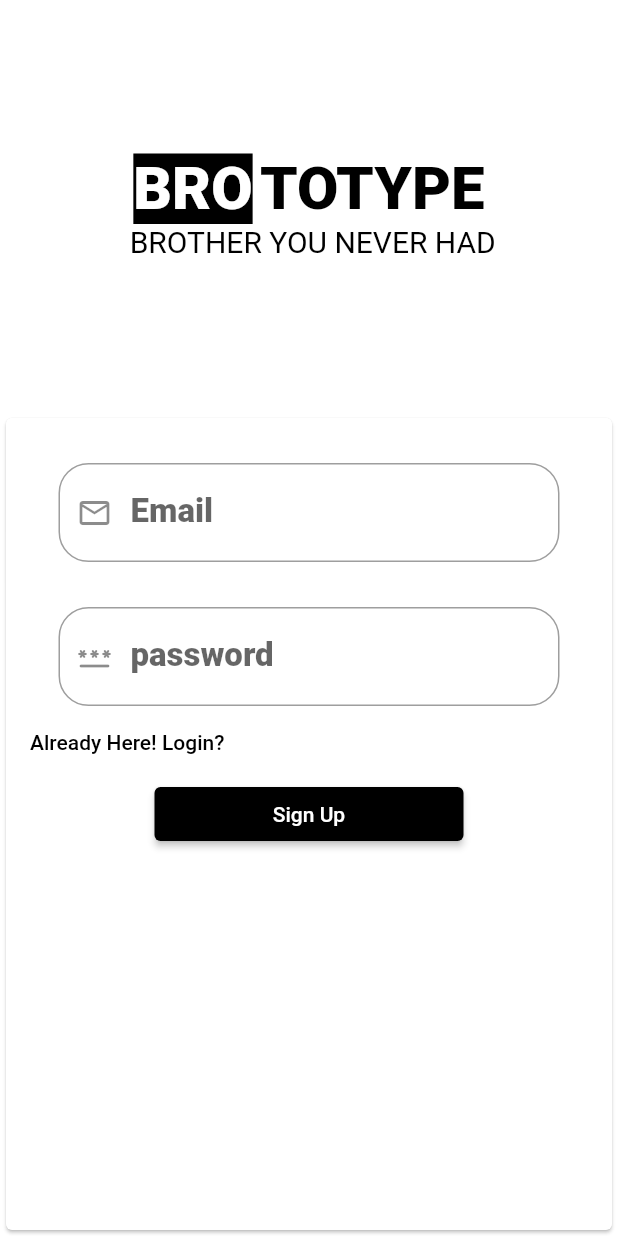
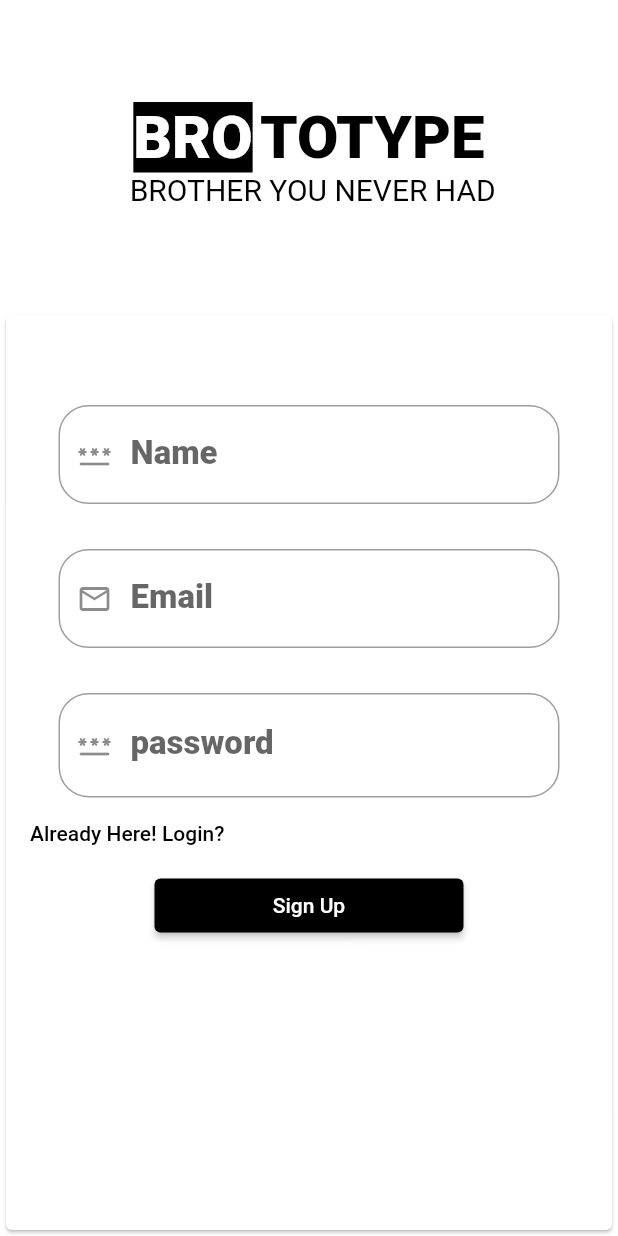
Before and after one commit to muhammedSalihT/Firebase_usermanagement, a Flutter app: the screen it shows after launch, after a tap on "New Here! Register?", on a phone screen of 412 x 824 dp. Run offline on Flutter 3.47's test engine with Material 2 defaults, Android fonts, the phone set to English and light mode, and no system bars; drawn by our look-alikes of animated_text_kit; our stand-ins replace cloud_firestore, firebase_auth, firebase_core; accounts and stored records are empty.

```diff
--- a/lib/authentication/viewmodel/auth.dart
+++ b/lib/authentication/viewmodel/auth.dart
@@ -1,5 +1,7 @@
 import 'package:flutter/material.dart';
 import 'package:firebase_auth/firebase_auth.dart';
+import 'package:login_firebase/login/view/signin_screen.dart';
+import 'package:login_firebase/routes/routes.dart';
 
 String? mainEmail;
 
@@ -33,6 +35,7 @@ class AuthProvider extends ChangeNotifier {
 
   Future<void> logOut() async {
     await fb.signOut();
+    RoutesManager.removeScreen(screen: const SignInScreen());
   }
 
   Future<String> signUp(String email, String password) async {
--- a/lib/home_screen/view/home_screen.dart
+++ b/lib/home_screen/view/home_screen.dart
@@ -2,6 +2,8 @@ import 'package:firebase_auth/firebase_auth.dart';
 import 'package:flutter/material.dart';
 import 'package:login_firebase/authentication/viewmodel/auth.dart';
 import 'package:login_firebase/login/view/signin_screen.dart';
+import 'package:login_firebase/login/viewmodel/signin_controller.dart';
+import 'package:login_firebase/register/viewmodel/signup_controller.dart';
 import 'package:login_firebase/widgets/text_form_widget.dart';
 import 'package:provider/provider.dart';
 import 'package:cloud_firestore/cloud_firestore.dart';
@@ -33,6 +35,8 @@ class HomeScreen extends StatelessWidget {
                 IconButton(
                     onPressed: () {
                       context.read<AuthProvider>().logOut();
+                      context.read<SigninController>().disposeMethod(context);
+                       context.read<SignUpController>().disposeMethod(context);
                     },
                     icon: const Icon(Icons.logout))
               ],
--- a/lib/login/view/signin_screen.dart
+++ b/lib/login/view/signin_screen.dart
@@ -1,5 +1,3 @@
-import 'dart:developer';
-
 import 'package:firebase_auth/firebase_auth.dart';
 import 'package:flutter/material.dart';
 import 'package:login_firebase/authentication/viewmodel/auth.dart';
@@ -12,48 +10,21 @@ import 'package:login_firebase/widgets/company_title.dart';
 import 'package:animated_text_kit/animated_text_kit.dart';
 import 'package:login_firebase/widgets/text_form_widget.dart';
 import 'package:provider/provider.dart';
+import '../viewmodel/signin_controller.dart';
 
-class SignInScreen extends StatefulWidget {
+class SignInScreen extends StatelessWidget {
   const SignInScreen({Key? key}) : super(key: key);
-
-  @override
-  State<SignInScreen> createState() => _SignInScreenState();
-}
-
-class _SignInScreenState extends State<SignInScreen> {
-  final TextEditingController _email = TextEditingController(),
-      _pass = TextEditingController();
-
-  @override
-  void dispose() {
-    log('message');
-    _email.dispose();
-    _pass.dispose();
-    super.dispose();
-  }
-
-  void signInHere(AuthProvider provider) async {
-    mainEmail = _email.text;
-    final msg = await provider.signIn(_email.text, _pass.text);
-    if (msg == "") {
-      return;
-    } else {
-      ScaffoldMessenger.of(context)
-          .showSnackBar(SnackBar(content: Text(msg.trim())));
-      log(msg);
-    }
-  }
 
   @override
   Widget build(BuildContext context) {
     final size = MediaQuery.of(context).size;
     final authProvider = context.watch<AuthProvider>();
-
     return StreamBuilder<User?>(
         stream: context.watch<AuthProvider>().stream(),
         builder: (context, snapshot) {
           if (!snapshot.hasData) {
-            return Column(
+            return Scaffold(
+              body: Column(
                 children: [
                   Container(
                     width: size.width,
@@ -94,7 +65,8 @@ class _SignInScreenState extends State<SignInScreen> {
                                 height: 60,
                               ),
                               TextFormWidget(
-                              controller: _email,
+                                controller:
+                                    context.read<SigninController>().email,
                                 label: "Email",
                                 hideData: false,
                                 hint: "ENTER YOUR EMAIL",
@@ -105,16 +77,18 @@ class _SignInScreenState extends State<SignInScreen> {
                                 height: 30,
                               ),
                               TextFormWidget(
-                              controller: _pass,
+                                controller:
+                                    context.read<SigninController>().pass,
                                 label: "password",
-                              hideData: false,
+                                hideData: context.read<SigninController>().hidePassword,
+                                suffixIcon:context.watch<SigninController>().onTap(),
                                 hint: "ENTER PASSWORD",
                                 icon: Icons.password_rounded,
                                 textType: TextInputType.name,
                               ),
                               Padding(
-                              padding:
-                                  const EdgeInsets.only(left: 8.0, right: 8.0),
+                                padding: const EdgeInsets.only(
+                                    left: 8.0, right: 8.0),
                                 child: Row(
                                   mainAxisAlignment:
                                       MainAxisAlignment.spaceBetween,
@@ -132,7 +106,8 @@ class _SignInScreenState extends State<SignInScreen> {
                                     TextButton(
                                         onPressed: () {},
                                         child: Text("Forget Password?",
-                                          style: TextStyle(color: blackColor))),
+                                            style:
+                                                TextStyle(color: blackColor))),
                                   ],
                                 ),
                               ),
@@ -146,7 +121,9 @@ class _SignInScreenState extends State<SignInScreen> {
                                       primary: Colors.black,
                                     ),
                                     onPressed: () {
-                                    signInHere(authProvider);
+                                      context
+                                          .read<SigninController>()
+                                          .signInHere(authProvider, context);
                                     },
                                     child: const Text("Sign In"),
                                   ),
@@ -158,6 +135,7 @@ class _SignInScreenState extends State<SignInScreen> {
                     ),
                   )
                 ],
+              ),
             );
           } else {
             return HomeScreen();
--- a/lib/login/viewmodel/signin_controller.dart
+++ b/lib/login/viewmodel/signin_controller.dart
@@ -1,7 +1,39 @@
-import 'package:flutter/cupertino.dart';
+import 'package:flutter/material.dart';
+import 'package:login_firebase/authentication/viewmodel/auth.dart';
 
-class SignupController with ChangeNotifier {
+class SigninController with ChangeNotifier {
+  bool hidePassword = true;
 
+  final email = TextEditingController();
+  final pass = TextEditingController();
 
+  void signInHere(AuthProvider provider, context) async {
+    final msg = await provider.signIn(email.text, pass.text);
+    if (msg == "") {
+      return;
+    } else {
+      ScaffoldMessenger.of(context).hideCurrentSnackBar();
+      ScaffoldMessenger.of(context)
+          .showSnackBar(SnackBar(content: Text(msg.trim())));
+    }
+  }
 
+  hideButton() {
+    hidePassword = !hidePassword;
+    notifyListeners();
+  }
+
+  Widget onTap() {
+    return InkWell(
+      onTap: hideButton,
+      child: hidePassword
+          ? const Icon(Icons.visibility_off)
+          : const Icon(Icons.visibility),
+    );
+  }
+
+  void disposeMethod(context) {
+    email.clear();
+    pass.clear();
+  }
 }
--- a/lib/main.dart
+++ b/lib/main.dart
@@ -1,5 +1,7 @@
 import 'package:flutter/material.dart';
 import 'package:login_firebase/authentication/viewmodel/auth.dart';
+import 'package:login_firebase/login/viewmodel/signin_controller.dart';
+import 'package:login_firebase/register/viewmodel/signup_controller.dart';
 import 'package:login_firebase/routes/routes.dart';
 import 'package:login_firebase/splash/view/splash_screen.dart';
 import 'package:login_firebase/splash/viewmodel/splash_controller.dart';
@@ -23,6 +25,8 @@ class MyApp extends StatelessWidget {
       providers: [
         ChangeNotifierProvider(create: (context) => SplashScreenController()),
         ChangeNotifierProvider(create: (_)=>AuthProvider(FirebaseAuth.instance)),
+        ChangeNotifierProvider(create: (_) =>SigninController()),
+        ChangeNotifierProvider(create: (_) =>SignUpController()),
         StreamProvider(create: (context) => context.watch<AuthProvider>().stream(), initialData: null)
       ],
       child: MaterialApp(
--- a/lib/register/view/signup_screen.dart
+++ b/lib/register/view/signup_screen.dart
@@ -1,9 +1,10 @@
-import 'dart:developer';
 import 'package:firebase_auth/firebase_auth.dart';
 import 'package:flutter/material.dart';
 import 'package:login_firebase/authentication/viewmodel/auth.dart';
 import 'package:login_firebase/core/colors.dart';
 import 'package:login_firebase/home_screen/view/home_screen.dart';
+import 'package:login_firebase/login/viewmodel/signin_controller.dart';
+import 'package:login_firebase/register/viewmodel/signup_controller.dart';
 import 'package:login_firebase/routes/routes.dart';
 import 'package:login_firebase/widgets/company_title.dart';
 // ignore: depend_on_referenced_packages
@@ -11,39 +12,13 @@ import 'package:animated_text_kit/animated_text_kit.dart';
 import 'package:login_firebase/widgets/text_form_widget.dart';
 import 'package:provider/provider.dart';
 
-class SignUpScreen extends StatefulWidget {
+class SignUpScreen extends StatelessWidget {
   const SignUpScreen({Key? key}) : super(key: key);
-
-  @override
-  State<SignUpScreen> createState() => _RegisterScreeenState();
-}
-
-class _RegisterScreeenState extends State<SignUpScreen> {
-  final TextEditingController email = TextEditingController(),
-  name = TextEditingController(),
-      pass = TextEditingController();
-
-  @override
-  void dispose() {
-    email.dispose();
-    pass.dispose();
-    super.dispose();
-  }
-
-  void signUpHere(AuthProvider provider) async {
-    final msg = await provider.signUp(email.text, pass.text);
-    if (msg == "") return;
-
-    ScaffoldMessenger.of(context)
-        .showSnackBar(SnackBar(content: Text(msg.trim())));
-    log(msg);
-  }
 
   @override
   Widget build(BuildContext context) {
     final size = MediaQuery.of(context).size;
     final authProvider = context.watch<AuthProvider>();
-
     return StreamBuilder<User?>(
         stream: context.watch<AuthProvider>().stream(),
         builder: (context, snapshot) {
@@ -58,7 +33,7 @@ class _RegisterScreeenState extends State<SignUpScreen> {
                       mainAxisAlignment: MainAxisAlignment.center,
                       children: [
                         CompanyTitle(
-                          size: 40,
+                            size: 40,
                             broColor: whiteColor,
                             containerColor: blackColor,
                             typeColor: blackColor),
@@ -78,16 +53,31 @@ class _RegisterScreeenState extends State<SignUpScreen> {
                     ),
                   ),
                   Expanded(
-                    flex: 4,
+                    flex: 6,
                     child: Card(
                       child: ListView(
                         physics: const BouncingScrollPhysics(),
                         children: [
                           Column(
                             children: [
-                              const SizedBox(height: 30,),
+                              const SizedBox(
+                                height: 60,
+                              ),
                               TextFormWidget(
-                                controller: email,
+                                controller:
+                                    context.read<SignUpController>().name,
+                                label: "Name",
+                                hideData: false,
+                                hint: "Your Name",
+                                icon: Icons.password_rounded,
+                                textType: TextInputType.name,
+                              ),
+                              const SizedBox(
+                                height: 30,
+                              ),
+                              TextFormWidget(
+                                controller:
+                                    context.read<SignUpController>().email,
                                 label: "Email",
                                 hideData: false,
                                 hint: "ENTER YOUR EMAIL",
@@ -97,17 +87,19 @@ class _RegisterScreeenState extends State<SignUpScreen> {
                               const SizedBox(
                                 height: 30,
                               ),
-                              TextFormWidget(
-                                controller: pass,
+                             TextFormWidget(
+                                controller:
+                                    context.read<SignUpController>().pass,
                                 label: "password",
-                                hideData: true,
+                                hideData: context.read<SigninController>().hidePassword,
+                                suffixIcon:context.watch<SigninController>().onTap(),
                                 hint: "ENTER PASSWORD",
                                 icon: Icons.password_rounded,
                                 textType: TextInputType.name,
                               ),
                               Padding(
-                                padding:
-                                    const EdgeInsets.only(left: 8.0, right: 8.0),
+                                padding: const EdgeInsets.only(
+                                    left: 8.0, right: 8.0),
                                 child: Row(
                                   mainAxisAlignment:
                                       MainAxisAlignment.spaceBetween,
@@ -134,7 +126,9 @@ class _RegisterScreeenState extends State<SignUpScreen> {
                                       primary: Colors.black,
                                     ),
                                     onPressed: () {
-                                      signUpHere(authProvider);
+                                      context
+                                          .read<SignUpController>()
+                                          .signUpHere(authProvider, context);
                                     },
                                     child: const Text("Sign Up"),
                                   ),
@@ -149,7 +143,7 @@ class _RegisterScreeenState extends State<SignUpScreen> {
               ),
             );
           } else {
-            return  HomeScreen();
+            return HomeScreen();
           }
         });
   }
--- a/lib/splash/view/splash_screen.dart
+++ b/lib/splash/view/splash_screen.dart
@@ -1,5 +1,4 @@
 import 'dart:async';
-
 import 'package:flutter/material.dart';
 import 'package:login_firebase/core/colors.dart';
 // ignore: depend_on_referenced_packages
--- a/lib/widgets/text_form_widget.dart
+++ b/lib/widgets/text_form_widget.dart
@@ -9,6 +9,7 @@ class TextFormWidget extends StatelessWidget {
   final TextInputType textType;
   final String label;
   final TextEditingController controller;
+  final Widget? suffixIcon;
 
   const TextFormWidget({
     Key? key,
@@ -17,14 +18,16 @@ class TextFormWidget extends StatelessWidget {
     required this.icon,
     required this.textType,
     required this.label,
-    required this.controller,
+    required this.controller,  this.suffixIcon,
   }) : super(key: key);
 
   @override
   Widget build(BuildContext context) {
     return Padding(
       padding: const EdgeInsets.only(left: 35.0, right: 35.0),
-      child: TextFormField(
+      child: Column(
+        children: [
+          TextFormField(
             validator: (value) {
               if (value == null || value.isEmpty) {
                 return "Enter Something";
@@ -44,6 +47,7 @@ class TextFormWidget extends StatelessWidget {
             decoration: InputDecoration(
               label: Text(label),
               prefixIcon: Icon(icon),
+              suffix: suffixIcon,
               border: const OutlineInputBorder(
                 borderRadius: BorderRadius.all(
                   Radius.circular(20.0),
@@ -53,6 +57,8 @@ class TextFormWidget extends StatelessWidget {
               hintStyle: const TextStyle(color: Colors.grey),
             ),
           ),
+        ],
+      ),
     );
   }
 }
```
Also changed, not shown: lib/register/viewmodel/signup_controller.dart (added, +24 -0 lines). Lines whose indentation alone changed are shown as unchanged.
